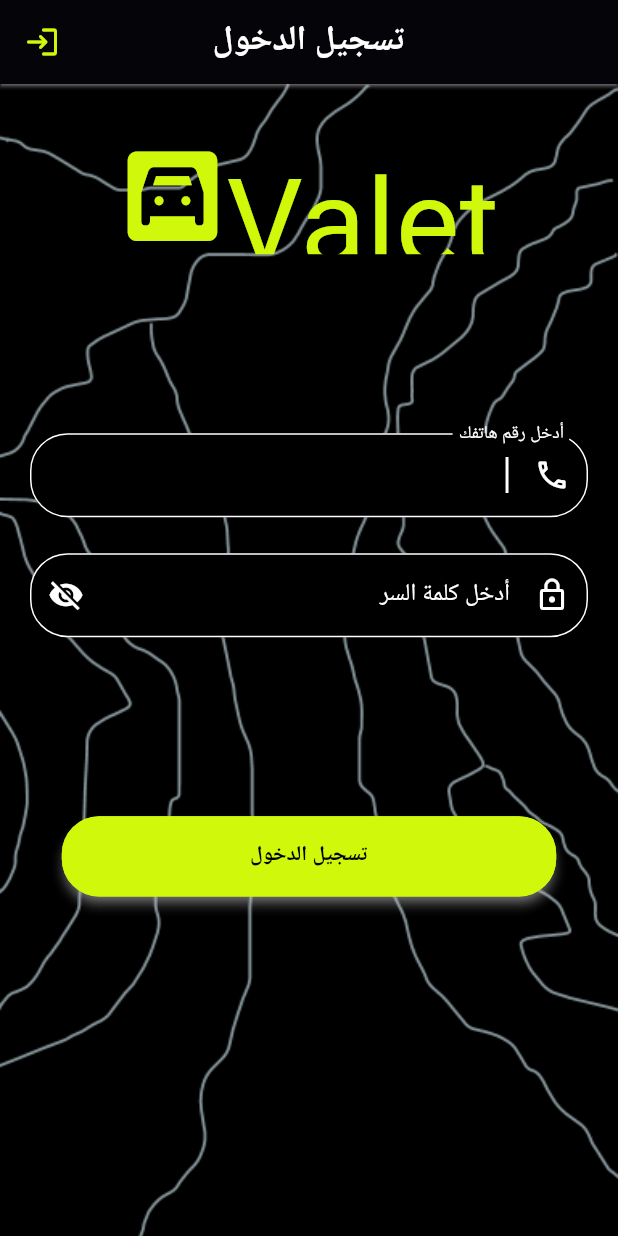
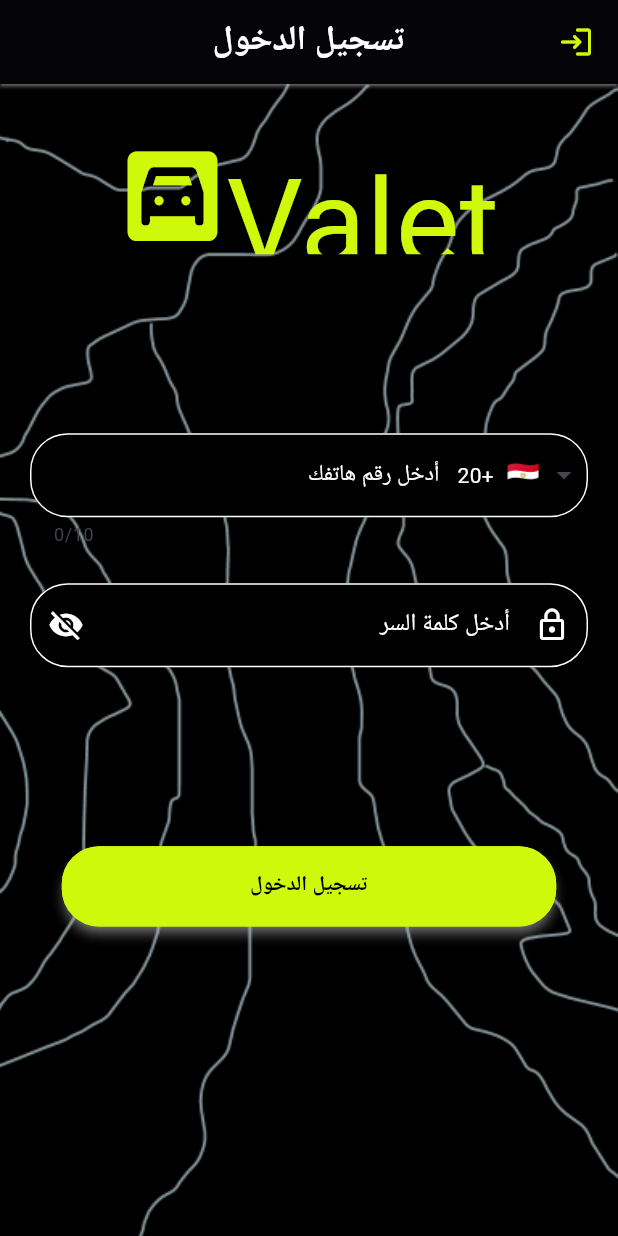
Before and after one commit to bishoyshehata/valet_app, a Flutter app: the LoginScreen screen opened directly, on a phone screen of 412 x 824 dp. Run offline on Flutter 3.47's test engine with Material 3 defaults, Android fonts, the phone set to English and light mode, and no system bars; drawn by our look-alikes of intl_phone_field; our stand-ins replace dartz, dio, equatable, flutter_bloc, flutter_screenutil, get_it and 3 more; Roboto replaces fonts that are missing (Cairo, Modak).

Commit message:
complete login page

```diff
--- a/lib/core/network/api_constants.dart
+++ b/lib/core/network/api_constants.dart
@@ -1,5 +1,6 @@
 class ApiConstants {
-  static const baseUrl = 'https://iti.vps.kirellos.com/api/login';
+  static const baseUrl = 'https://valet.vps.kirellos.com';
+  static const loginEndPoint = '/api/Valet/Login';
 
 
 
--- a/lib/main.dart
+++ b/lib/main.dart
@@ -1,6 +1,6 @@
 import 'package:flutter/material.dart';
 import 'package:flutter_screenutil/flutter_screenutil.dart';
-import 'package:valet_app/valete/presentation/screens/valet_home/valet_home_screen.dart';
+import 'package:valet_app/valete/presentation/screens/login/login.dart';
 import 'core/services/services_locator.dart';
 
 void main() {
@@ -24,7 +24,7 @@ class MyApp extends StatelessWidget {
         return MaterialApp(
           debugShowCheckedModeBanner: false,
           title: 'Valet App',
-          home: ValetHomeScreen(),
+          home: LoginScreen(),
         );
       },
     );
--- a/lib/valete/data/datasource/valet_data_source.dart
+++ b/lib/valete/data/datasource/valet_data_source.dart
@@ -15,13 +15,9 @@ class ValetDataSource extends IValetDataSource {
   @override
   Future<ValetModel> login(String phone, String password) async {
     try {
-      final response = await dio.post(ApiConstants.baseUrl, data: {
+      final response = await dio.post(ApiConstants.baseUrl +ApiConstants.loginEndPoint, data: {
         'phone': phone,
         'password': password,
-        'MobileName': 'Pixel 6',
-        'MobileModel': 'Pixel',
-        'OSVersion': 'Android 12',
-        'DeviceId': 'xyz-123',
         'DeviceToken': 'abc-456',
       },
         options: Options(
--- a/lib/valete/domain/entities/valet.dart
+++ b/lib/valete/domain/entities/valet.dart
@@ -1,15 +1,30 @@
 import 'package:equatable/equatable.dart';
 
 abstract class Valet extends Equatable {
-final int id ;
-final String phone ;
-final String name ;
-final String role ;
+  final int id;
 
-const Valet({required this.id, required this.phone , required this.name,required this.role});
+  final String phone;
 
-@override
-List<Object> get props =>[id,name,phone,role];
+  final String name;
 
+  final String? deviceToken;
 
+  final String whatsapp;
+
+  final String status;
+
+  final String accessToken;
+
+  const Valet({
+    required this.id,
+    required this.phone,
+    required this.name,
+    required this.accessToken,
+    required this.deviceToken,
+    required this.status,
+    required this.whatsapp,
+  });
+
+  @override
+  List<Object> get props => [id, name, phone,accessToken,deviceToken ?? "",status, whatsapp];
 }
--- a/lib/valete/presentation/components/custom_textFormField.dart
+++ b/lib/valete/presentation/components/custom_textFormField.dart
@@ -48,13 +48,10 @@ class CustomTextFormField extends StatelessWidget {
 
   @override
   Widget build(BuildContext context) {
-    return Directionality(
-      textDirection: TextDirection.rtl,
-      child: TextFormField(
+    return TextFormField(
       style: TextStyle(color: textColor ?? ColorManager.white ),
       keyboardType: keyboard,
       controller: controller,
-        autofocus: true,
       onChanged: onChanged,
 
       autovalidateMode: AutovalidateMode.onUserInteraction,
@@ -90,7 +87,6 @@ class CustomTextFormField extends StatelessWidget {
         ),
 
       ),
-      ),
     );
   }
 }
--- /dev/null
+++ b/lib/valete/presentation/components/login/custom_phone.dart
@@ -0,0 +1,103 @@
+import 'package:flutter/material.dart';
+import 'package:intl_phone_field/countries.dart';
+import 'package:intl_phone_field/intl_phone_field.dart';
+import 'package:intl_phone_field/phone_number.dart';
+import '../../resources/colors_manager.dart';
+
+class CustomPhoneField extends StatelessWidget {
+  final String? initialCountryCode;
+  final String? labelText;
+  final double? labelSize;
+  final Color? labelTextColor;
+  final Function(PhoneNumber)? onChanged;
+  final String? errorText;
+  final String? hintText; // في الأعلى
+
+  const CustomPhoneField({
+    Key? key,
+    this.initialCountryCode = 'EG',
+    this.labelText,
+    this.labelSize,
+    this.labelTextColor,
+    this.onChanged,
+    this.errorText,
+    this.hintText
+  }) : super(key: key);
+
+  @override
+  Widget build(BuildContext context) {
+    return IntlPhoneField(
+
+      decoration: InputDecoration(
+
+        labelText: labelText ?? 'رقم الهاتف',
+        labelStyle: TextStyle(
+          color: labelTextColor ?? ColorManager.white,
+          fontSize: labelSize ?? 15,
+        ),
+        hintText: hintText,
+        hintStyle: TextStyle(
+          color: ColorManager.white.withOpacity(0.6),
+          fontSize: 14,
+        ),
+        errorText: errorText, // إظهار رسالة الخطأ إذا كانت موجودة
+        fillColor: ColorManager.background,
+        filled: true,
+        border: OutlineInputBorder(
+          borderRadius: BorderRadius.circular(25),
+        ),
+        enabledBorder: OutlineInputBorder(
+          borderRadius: BorderRadius.circular(25),
+          borderSide: BorderSide(color: ColorManager.white),
+        ),
+        focusedBorder: OutlineInputBorder(
+          borderRadius: BorderRadius.circular(25),
+          borderSide: BorderSide(color: ColorManager.white, width: 1),
+        ),
+      ),
+      initialCountryCode: initialCountryCode,
+      countries: [
+        Country(
+          name: "مصر",
+          nameTranslations: {
+            "en": "مصر",
+            "ar": "مصر",
+          },
+          flag: "🇪🇬",
+          code: "EG",
+          dialCode: "20",
+          minLength: 10,
+          maxLength: 10,
+        ),
+        Country(
+          name: "السعودية",
+          nameTranslations: {
+            "en": "السعودية",
+            "ar": "السعودية",
+          },
+          flag: "🇸🇦",
+          code: "SA",
+          dialCode: "966",
+          minLength: 9,
+          maxLength: 9,
+        ),
+        Country(
+          name: "الإمارات العربية",
+          nameTranslations: {
+            "en": "الإمارات",
+            "ar": "الإمارات العربية المتحدة",
+          },
+          flag: "🇦🇪",
+          code: "AE",
+          dialCode: "971",
+          minLength: 9,
+          maxLength: 9,
+        ),
+        // إضافة باقي الدول وترجمتها للعربية هنا
+      ],        dropdownTextStyle: TextStyle(color: ColorManager.white),
+      style: TextStyle(color: ColorManager.white),
+      cursorColor: ColorManager.white,
+      onChanged: onChanged,
+    );
+  }
+}
--- a/lib/valete/presentation/controllers/login/login_events.dart
+++ b/lib/valete/presentation/controllers/login/login_events.dart
@@ -8,17 +8,29 @@ abstract class LoginEvents extends Equatable{
   List<Object?> get props => throw UnimplementedError();
 
 }
+class CompletePhoneChanged extends LoginEvents {
+  final String phoneNumber;
+  final String countryCode;
+  const CompletePhoneChanged({required this.phoneNumber, required this.countryCode});
 
-class PhoneChanged extends LoginEvents {
-  final String phone;
-  const PhoneChanged(this.phone);
+  @override
+  List<Object?> get props => [phoneNumber, countryCode];
 }
+
+
 class PasswordChanged extends LoginEvents {
   final String password;
   const PasswordChanged(this.password);
 }
 
-class LoginSubmitted extends LoginEvents {}
+class LoginSubmitted extends LoginEvents {
+  final String countryCode;
+
+  LoginSubmitted({required this.countryCode});
+
+  @override
+  List<Object?> get props => [countryCode];
+}
 
 class TogglePasswordVisibility extends LoginEvents {}
 
--- a/lib/valete/presentation/controllers/login/login_states.dart
+++ b/lib/valete/presentation/controllers/login/login_states.dart
@@ -3,7 +3,6 @@ import '../../../../core/utils/enums.dart';
 import '../../../domain/entities/valet.dart';
 
 class LoginStates extends Equatable {
-  final String phone;
   final String password;
   final bool isPhoneValid;
   final bool isPasswordValid;
@@ -13,9 +12,9 @@ class LoginStates extends Equatable {
   final bool isPasswordObscured;
   final bool hasInteractedWithPhone;
   final bool hasInteractedWithPassword;
-
+  final String completePhoneNumber;
+  final String? phoneErrorMessage;
   const LoginStates({
-    required this.phone,
     required this.password,
     required this.errorMessage,
     required this.isPhoneValid,
@@ -25,11 +24,13 @@ class LoginStates extends Equatable {
     required this.isPasswordObscured,
     required this.hasInteractedWithPassword,
     required this.hasInteractedWithPhone,
+    required this.completePhoneNumber,
+    required this.phoneErrorMessage
   });
 
   @override
   List<Object?> get props => [
-    phone,
+    completePhoneNumber,
     password,
     errorMessage,
     isPasswordValid,
@@ -39,11 +40,12 @@ class LoginStates extends Equatable {
     isPasswordObscured,
     hasInteractedWithPassword,
     hasInteractedWithPhone,
+    phoneErrorMessage
   ];
 
   factory LoginStates.initial() {
     return const LoginStates(
-      phone: '',
+      completePhoneNumber: '',
       password: '',
       isPhoneValid: false,
       isPasswordValid: false,
@@ -53,15 +55,17 @@ class LoginStates extends Equatable {
       isPasswordObscured: true,
       hasInteractedWithPhone: false,
       hasInteractedWithPassword: false,
+      phoneErrorMessage: null,
     );
   }
 
   LoginStates copyWith({
-    String? phone,
+    String? completePhoneNumber,
     String? password,
     bool? isPhoneValid,
     bool? isPasswordValid,
     String? errorMessage,
+    String? phoneErrorMessage,
     Valet? data,
     LoginStatus? loginStatus,
     bool? isPasswordObscured,
@@ -69,7 +73,7 @@ class LoginStates extends Equatable {
     bool? hasInteractedWithPassword,
   }) {
     return LoginStates(
-      phone: phone ?? this.phone,
+      completePhoneNumber: completePhoneNumber ?? this.completePhoneNumber,
       password: password ?? this.password,
       isPhoneValid: isPhoneValid ?? this.isPhoneValid,
       isPasswordValid: isPasswordValid ?? this.isPasswordValid,
@@ -79,6 +83,7 @@ class LoginStates extends Equatable {
       isPasswordObscured: isPasswordObscured ?? this.isPasswordObscured,
       hasInteractedWithPhone: hasInteractedWithPhone ?? this.hasInteractedWithPhone,
       hasInteractedWithPassword: hasInteractedWithPassword ?? this.hasInteractedWithPassword,
+      phoneErrorMessage: phoneErrorMessage,
     );
   }
 
--- a/lib/valete/presentation/resources/assets_manager.dart
+++ b/lib/valete/presentation/resources/assets_manager.dart
@@ -4,6 +4,7 @@ class AssetsManager {
   static String login = 'assets/images/login.png';
   static String background = 'assets/images/background.png';
   static String car = 'assets/images/car.png';
+
 
 
 }class LottieManager {
--- a/lib/valete/presentation/screens/login/login.dart
+++ b/lib/valete/presentation/screens/login/login.dart
@@ -12,6 +12,7 @@ import 'package:valet_app/valete/presentation/resources/values_manager.dart';
 import '../../../../core/services/services_locator.dart';
 import '../../components/custom_app_bar.dart';
 import '../../components/custom_textFormField.dart';
+import '../../components/login/custom_phone.dart';
 import '../../controllers/login/login_events.dart';
 import '../../resources/colors_manager.dart';
 import '../../resources/strings_manager.dart';
@@ -27,6 +28,8 @@ class LoginScreen extends StatelessWidget {
       onTap: () {
         FocusScope.of(context).requestFocus(FocusNode());
       },
+      child: Directionality(
+        textDirection: TextDirection.rtl,
         child: Scaffold(
           backgroundColor: ColorManager.background,
           appBar: CustomAppBar(
@@ -88,31 +91,50 @@ class LoginScreen extends StatelessWidget {
                                 crossAxisAlignment: CrossAxisAlignment.center,
                                 mainAxisAlignment: MainAxisAlignment.center,
                                 children: [
-                                Icon(Icons.garage_rounded,
-                                    color: ColorManager.primary,
-                                    size: AppSizeHeight.s60),
+
                                   TextUtils(
                                     text: AppStrings.appName,
                                     fontSize: FontSize.s70,
                                     fontFamily: 'modak',
                                     color: ColorManager.primary,
-                                ),
+                                  ),   Icon(Icons.garage_rounded,
+                                      color: ColorManager.primary,
+                                      size: AppSizeHeight.s60),
                                 ],
                               ),
                             ),
 
                             SizedBox(height: AppSizeHeight.s100),
 
-                          // Phone field
-                          CustomTextFormField(
+                            // // Phone field
+
+                            CustomPhoneField(
                               labelText: AppStrings.enterPhone,
-                            keyboard: TextInputType.number,
-                            onChanged: (value) => context.read<LoginBloc>().add(PhoneChanged(value)),
-                            errorText: state.hasInteractedWithPhone && !state.isPhoneValid
-                                ? 'Invalid phone number'
-                                : null,
-                            icon: Icon(Icons.phone_outlined, color: ColorManager.white),
+                              labelSize: 15,
+                                errorText: state.hasInteractedWithPhone ? state.phoneErrorMessage : null,
+
+                                onChanged: (phone) {
+
+                                  context.read<LoginBloc>().add(
+                                    CompletePhoneChanged(
+                                      phoneNumber: phone.number, // ex: 1550637983
+                                      countryCode: phone.countryCode.replaceFirst('+', ''), // ex: 20
                                     ),
+                                  );
+                                  print(state.completePhoneNumber.replaceFirst('+', ''));
+                                }
+                            ),
+
+                            // CustomTextFormField(
+                            //   labelText: AppStrings.enterPhone,
+                            //   keyboard: TextInputType.number,
+                            //   onChanged: (value) => context.read<LoginBloc>().add(PhoneChanged(value)),
+                            //   errorText: state.hasInteractedWithPhone && !state.isPhoneValid
+                            //       ? 'Invalid phone number'
+                            //       : null,
+                            //   icon: Icon(Icons.phone_outlined, color: ColorManager.white),
+                            // ),
+
 
                             SizedBox(height: AppSizeHeight.s20),
 
@@ -122,7 +144,7 @@ class LoginScreen extends StatelessWidget {
                               obscureText: state.isPasswordObscured,
                               onChanged: (value) => context.read<LoginBloc>().add(PasswordChanged(value)),
                               errorText: state.hasInteractedWithPassword && !state.isPasswordValid
-                                ? 'Password too short'
+                                  ? 'كلمة السر قصيرة'
                                   : null,
                               icon: Icon(Icons.lock_outline, color: ColorManager.white),
                               suffixIcon: IconButton(
@@ -139,7 +161,7 @@ class LoginScreen extends StatelessWidget {
                             // Login Button
                             CustomButton(
                               onTap:(){
-                                context.read<LoginBloc>().add(LoginSubmitted());
+                                context.read<LoginBloc>().add(LoginSubmitted(countryCode: state.completePhoneNumber.replaceFirst("+", '')));
                                  } ,
                               btnColor: ColorManager.primary,
                               shadowColor: ColorManager.white,
@@ -160,6 +182,7 @@ class LoginScreen extends StatelessWidget {
             ),
           ),
         ),
+      ),
     );
   }
 }
--- a/pubspec.yaml
+++ b/pubspec.yaml
@@ -29,6 +29,9 @@ dependencies:
   equatable: ^2.0.7
   dio: ^5.8.0+1
   dartz: ^0.10.1
+  intl_phone_field: ^3.2.0
+
+
 
 dev_dependencies:
   flutter_test:
```
Also changed, not shown: lib/valete/data/models/valet_model.dart (+9 -3 lines), lib/valete/presentation/controllers/login/login_bloc.dart (+44 -21 lines), lib/valete/presentation/screens/order_screen/order_screen.dart (+5 -5 lines), assets/images/eg.png (added), assets/images/sa.png (added), assets/images/uae.png (added), pubspec.lock. Lines whose indentation alone changed are shown as unchanged.
